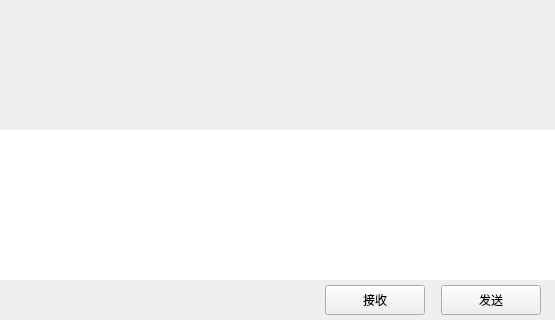
yinghaoyu/chat, file Client/llfcchat/chatpage.ui: the form before one commit; both pictures show x 0 to 555 and y 211 to 531 of the 555 by 531 pixel window.
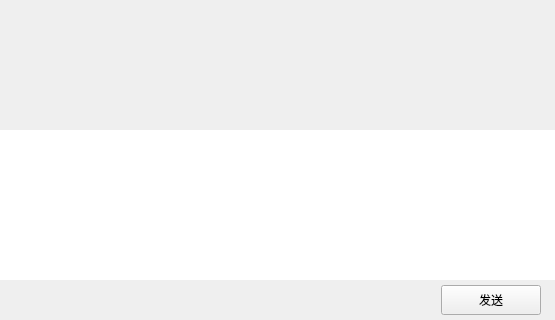
The form after the commit. Custom widgets are drawn as their Qt base class.

What changed in the file:
```diff
--- a/Client/llfcchat/chatpage.ui
+++ b/Client/llfcchat/chatpage.ui
@@ -277,25 +277,6 @@
            </property>
           </spacer>
          </item>
-         <item>
-          <widget class="ClickedBtn" name="receive_btn">
-           <property name="minimumSize">
-            <size>
-             <width>100</width>
-             <height>30</height>
-            </size>
-           </property>
-           <property name="maximumSize">
-            <size>
-             <width>100</width>
-             <height>30</height>
-            </size>
-           </property>
-           <property name="text">
-            <string>接收</string>
-           </property>
-          </widget>
-         </item>
          <item>
           <spacer name="horizontalSpacer_3">
            <property name="orientation">
```
